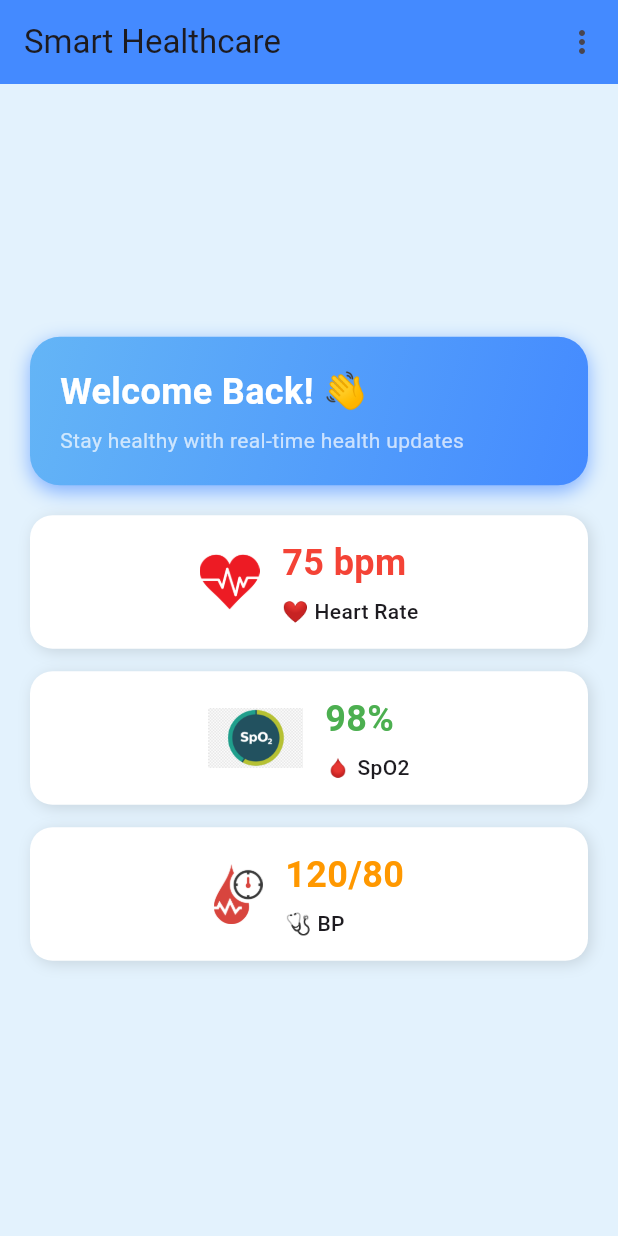
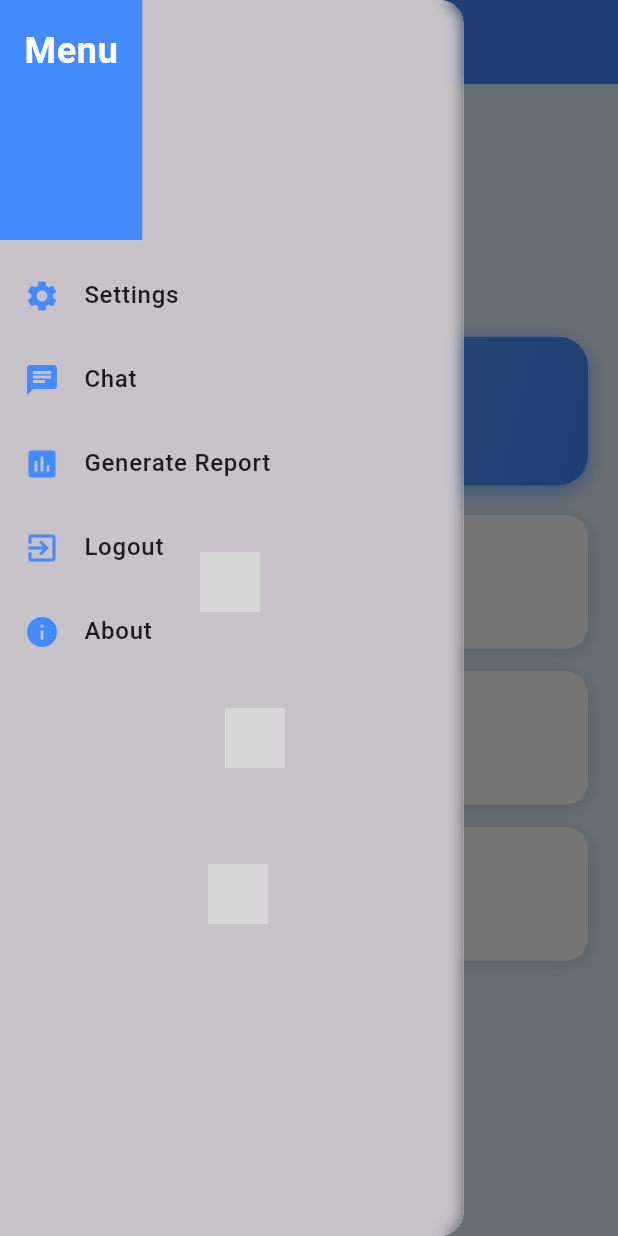
Before and after one commit to Kameshwar051/Smart-Healthcare, a Flutter app: the HomePage screen opened by its route, with the side drawer open (before the commit the screen has no drawer), on a phone screen of 412 x 824 dp. Run offline on Flutter 3.47's test engine with Material 3 defaults, Android fonts, the phone set to English and light mode, and no system bars; our stand-ins replace firebase_auth, firebase_core; accounts and stored records are empty; grey boxes are pictures that could not be loaded.

Commit message:
modified home_page

```diff
--- a/healthcare/lib/screens/home_page.dart
+++ b/healthcare/lib/screens/home_page.dart
@@ -1,52 +1,39 @@
+import 'dart:ui'; // Needed for blur effect
 import 'package:flutter/material.dart';
 
-class HomePage extends StatelessWidget {
+class HomePage extends StatefulWidget {
   const HomePage({super.key});
+
+  @override
+  State<HomePage> createState() => _HomePageState();
+}
+
+class _HomePageState extends State<HomePage> {
+  final GlobalKey<ScaffoldState> _scaffoldKey = GlobalKey<ScaffoldState>();
 
   @override
   Widget build(BuildContext context) {
     return Scaffold(
+      key: _scaffoldKey, // Allows controlling the drawer manually
       backgroundColor: Colors.blue.shade50,
       appBar: AppBar(
         automaticallyImplyLeading: false,
+        backgroundColor: Colors.blueAccent,
         title: const Text('Smart Healthcare'),
-        backgroundColor: Colors.blueAccent,
-        actions: [
-          PopupMenuButton<String>(
-            onSelected: (value) {
-              switch (value) {
-                case 'Settings':
-                  Navigator.pushNamed(context, '/settings');
-                  break;
-                case 'Chat':
-                  Navigator.pushNamed(context, '/chat');
-                  break;
-                case 'Generate Report':
-                  Navigator.pushNamed(context, '/report');
-                  break;
-                case 'Logout':
-                  Navigator.pushNamed(context, '/login');
-                  break;
-                case 'About':
-                  Navigator.pushNamed(context, '/about');
-                  break;
-              }
-            },
-            itemBuilder: (BuildContext context) => [
-              const PopupMenuItem(value: 'Settings', child: Text('Settings')),
-              const PopupMenuItem(value: 'Chat', child: Text('Chat')),
-              const PopupMenuItem(value: 'Generate Report', child: Text('Generate Report')),
-              const PopupMenuItem(value: 'Logout', child: Text('Logout')),
-              const PopupMenuItem(value: 'About', child: Text('About')),
-            ],
-          ),
-        ],
+        leading: IconButton(
+          icon: const Icon(Icons.menu), // Hamburger menu icon
+          onPressed: () {
+            _scaffoldKey.currentState?.openDrawer();
+          },
+        ),
       ),
+
+      drawer: _buildCustomDrawer(context), // Custom Drawer with blur effect
 
       body: Center(
         child: Padding(
           padding: const EdgeInsets.all(20.0),
-          child: SingleChildScrollView( // Fixed Overflow Issue
+          child: SingleChildScrollView(
             child: Column(
               mainAxisAlignment: MainAxisAlignment.center,
               crossAxisAlignment: CrossAxisAlignment.center,
@@ -64,8 +51,7 @@ class HomePage extends StatelessWidget {
                     return _buildHealthCard(
                       data['title']!,
                       data['value']!,
-                      data['color']!,
-                      'assets/${data['imagePath']!}'
+                      data['imagePath']!
                     );
                   },
                 ),
@@ -74,6 +60,58 @@ class HomePage extends StatelessWidget {
           ),
         ),
       ),
+    );
+  }
+
+  // Drawer with Blur Effect
+  Widget _buildCustomDrawer(BuildContext context) {
+    return SizedBox(
+      width: MediaQuery.of(context).size.width * 0.75, // 3/4 width of screen
+      child: Drawer(
+        child: Stack(
+          children: [
+            // Blurred background
+            Positioned.fill(
+              child: BackdropFilter(
+                filter: ImageFilter.blur(sigmaX: 5, sigmaY: 5),
+                child: Container(color: Colors.black.withAlpha((0.2 * 255).toInt()), // Converts opacity (0.2) to an integer (0-255)
+),
+              ),
+            ),
+
+            // Drawer Menu Content
+            Column(
+              crossAxisAlignment: CrossAxisAlignment.start,
+              children: [
+                DrawerHeader(
+                  decoration: const BoxDecoration(color: Colors.blueAccent),
+                  child: const Text(
+                    'Menu',
+                    style: TextStyle(color: Colors.white, fontSize: 24, fontWeight: FontWeight.bold),
+                  ),
+                ),
+                _buildDrawerItem(context, 'Settings', Icons.settings, '/settings'),
+                _buildDrawerItem(context, 'Chat', Icons.chat, '/chat'),
+                _buildDrawerItem(context, 'Generate Report', Icons.insert_chart, '/report'),
+                _buildDrawerItem(context, 'Logout', Icons.exit_to_app, '/login'),
+                _buildDrawerItem(context, 'About', Icons.info, '/about'),
+              ],
+            ),
+          ],
+        ),
+      ),
+    );
+  }
+
+  // Drawer Menu Item
+  Widget _buildDrawerItem(BuildContext context, String title, IconData icon, String route) {
+    return ListTile(
+      leading: Icon(icon, color: Colors.blueAccent),
+      title: Text(title, style: const TextStyle(fontSize: 16, fontWeight: FontWeight.w500)),
+      onTap: () {
+        Navigator.pop(context);
+        Navigator.pushNamed(context, route);
+      },
     );
   }
 
@@ -119,14 +157,20 @@ class HomePage extends StatelessWidget {
   }
 
   // Health Data List
-  final List<Map<String, dynamic>> healthData = const [
-    {'title': '❤️ Heart Rate', 'value': '75 bpm', 'color': Colors.red, 'imagePath': 'heart.png'},
-    {'title': '🩸 SpO2', 'value': '98%', 'color': Colors.green, 'imagePath': 'spo2.png'},
-    {'title': '🩺 BP', 'value': '120/80', 'color': Colors.orange, 'imagePath': 'bp.png'},
+  final List<Map<String, String>> healthData = [
+    {'title': '❤️ Heart Rate', 'value': '75 bpm', 'imagePath': 'heart.png'},
+    {'title': '🩸 SpO2', 'value': '98%', 'imagePath': 'spo2.png'},
+    {'title': '🩺 BP', 'value': '120/80', 'imagePath': 'bp.png'},
   ];
 
   // Health Data Card
-  Widget _buildHealthCard(String title, String value, Color color, String imagePath) {
+  Widget _buildHealthCard(String title, String value, String imagePath) {
+    Color cardColor = title.contains('Heart')
+        ? Colors.red
+        : title.contains('SpO2')
+        ? Colors.green
+        : Colors.orange;
+
     return Container(
       margin: const EdgeInsets.only(bottom: 15),
       padding: const EdgeInsets.all(15),
@@ -144,7 +188,7 @@ class HomePage extends StatelessWidget {
       child: Row(
         mainAxisAlignment: MainAxisAlignment.center,
         children: [
-          Image.asset(imagePath, height: 40), // Icon Image
+          Image.asset(imagePath, height: 40),
           const SizedBox(width: 15),
           Column(
             crossAxisAlignment: CrossAxisAlignment.start,
@@ -152,7 +196,7 @@ class HomePage extends StatelessWidget {
               Text(
                 value,
                 style: TextStyle(
-                  color: color,
+                  color: cardColor,
                   fontSize: 24,
                   fontWeight: FontWeight.bold,
                 ),
```
